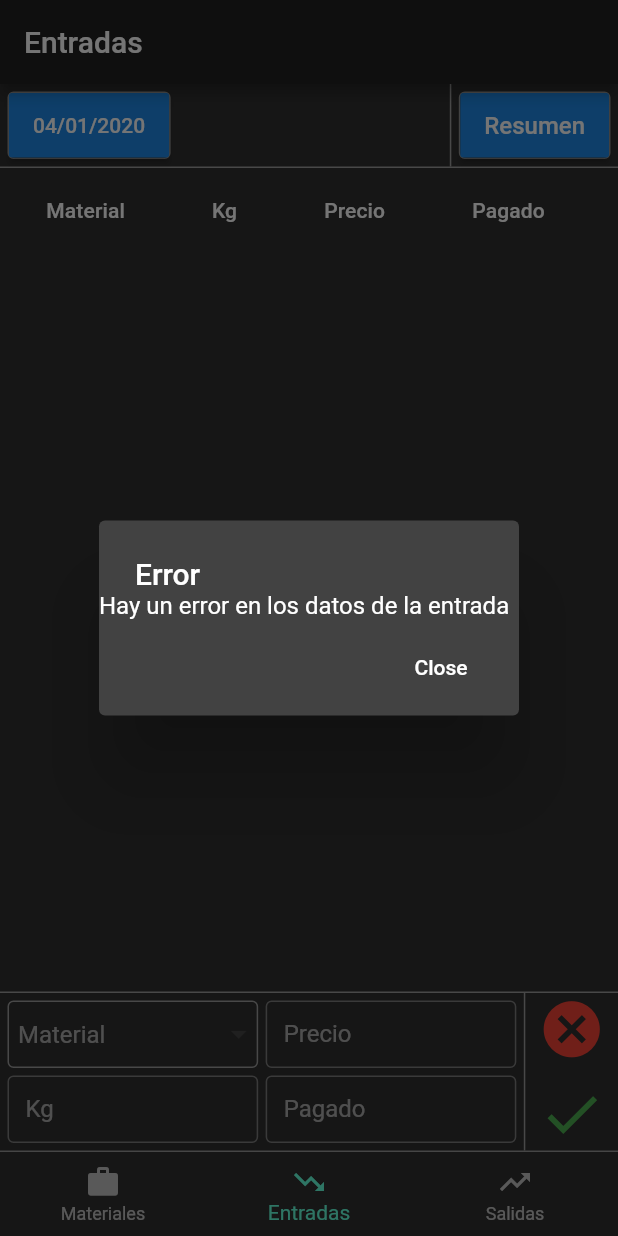
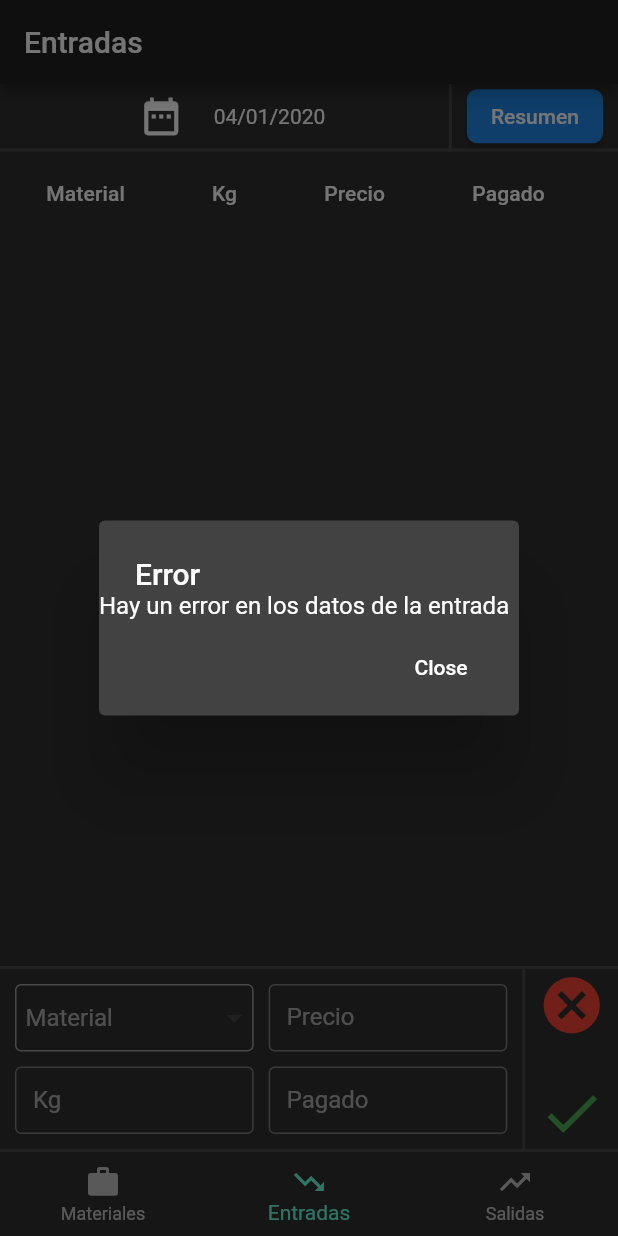
Before and after one commit to mundo2599/chatarrera_flutter, a Flutter app: the screen it shows after launch, item 2 of the bottom bar chosen, after a tap on the "check" icon, on a phone screen of 412 x 824 dp. Run offline on Flutter 3.47's test engine with Material 2 defaults, Android fonts, the phone set to English and light mode, and no system bars; our stand-ins replace cloud_firestore; missing offline and left inert: flutter_picker, tree_view; accounts and stored records are empty.

Commit message:
Se pueden ver las entradas tambien por rango Se agrego date_range_picker

```diff
--- a/lib/main.dart
+++ b/lib/main.dart
@@ -5,23 +5,25 @@ import 'package:chatarrera_flutter/tabs/salidas/salidas.dart';
 import 'package:chatarrera_flutter/tabs/materiales/materiales.dart';
 import 'package:chatarrera_flutter/tabs/entradas/entradas.dart';
 
+// TODO: Definir colores propios
+final appTheme = ThemeData.dark().copyWith();
+
 void main() {
   runApp(
     MaterialApp(
       title: "Chatarrera app",
-      home: MyHome(),
-      // TODO: Definir colores propios
-      theme: ThemeData.dark().copyWith(),
+      home: Main(),
+      theme: appTheme,
     ),
   );
 }
 
-class MyHome extends StatefulWidget {
+class Main extends StatefulWidget {
   @override
-  MyHomeState createState() => MyHomeState();
+  MainState createState() => MainState();
 }
 
-class MyHomeState extends State<MyHome> {
+class MainState extends State<Main> {
   int currentIndex = 0;
 
   final List<Widget> children = [
--- a/lib/models/Entrada.dart
+++ b/lib/models/Entrada.dart
@@ -12,7 +12,7 @@ class Entrada {
     if (kg == 0.0)
       return 0.0;
     else
-      return pagado / kg;
+      return double.parse((pagado / kg).toStringAsFixed(2));
   }
 
   Entrada({
--- a/lib/services/firestore_entradas.dart
+++ b/lib/services/firestore_entradas.dart
@@ -23,11 +23,17 @@ class FirestoreEntradas {
     DateTime fechaInicio,
     DateTime fechaFin,
   }) {
+    // se dejan solo dia mes y año
+    fechaInicio =
+        DateTime(fechaInicio.year, fechaInicio.month, fechaInicio.day);
 
-    if(fechaFin == null) {
-      fechaFin = fechaInicio.add(Duration(days: 1));
+    if (fechaFin != null)
       fechaFin = DateTime(fechaFin.year, fechaFin.month, fechaFin.day);
-    }
+    else
+      fechaFin = DateTime(fechaInicio.year, fechaInicio.month, fechaInicio.day);
+
+    // Se agrega un dia a fecha fin para hacer la query en menor que
+    fechaFin = fechaFin.add(Duration(days: 1));
 
     Query query = entradasRef;
     query = query.where(
--- a/lib/tabs/entradas/entradas.dart
+++ b/lib/tabs/entradas/entradas.dart
@@ -2,6 +2,7 @@ import 'package:chatarrera_flutter/models/Entrada.dart';
 import 'package:chatarrera_flutter/models/Material.dart';
 import 'package:chatarrera_flutter/services/firestore_entradas.dart';
 import 'package:chatarrera_flutter/tabs/entradas/tabla_entradas.dart';
+import 'package:chatarrera_flutter/utilities/date_range_picker.dart';
 import 'package:chatarrera_flutter/utilities/dialogs.dart';
 import 'package:chatarrera_flutter/utilities/decorations.dart';
 import 'package:flutter/material.dart';
@@ -35,11 +36,11 @@ class _EntradasWidgetState extends State<EntradasWidget>
 
   int count = 0;
 
-  double padding = 5.0;
+  double padding = 10.0;
   double inputHeight = 45;
-  double bordersWidth = 1.0;
+  double bordersWidth = 2;
 
-  DateTime valueDate = DateTime.now();
+  DateTime beginDate = DateTime.now(), endDate;
 
   //by default it will be null, change it to true.
   @override
@@ -72,45 +73,49 @@ class _EntradasWidgetState extends State<EntradasWidget>
 // ===============================Barra superior========================
   Widget barraArriba() {
     return Container(
+      height: inputHeight,
+      padding: EdgeInsets.symmetric(horizontal: padding),
       decoration: BoxDecoration(
         border: borderGris(bottom: true, width: bordersWidth),
       ),
       child: Row(
-        // mainAxisSize: MainAxisSize.max,
+        mainAxisAlignment: MainAxisAlignment.spaceBetween,
+        crossAxisAlignment: CrossAxisAlignment.stretch,
         children: <Widget>[
+          // Seleccionar lapso de fecha
           Expanded(
+            child: InkResponse(
+              onTap: selectDate,
               child: Container(
-              // color: Colors.blueAccent,
-              padding: EdgeInsets.all(padding),
+                height: inputHeight,
                 decoration: BoxDecoration(
                   border: borderGris(rigth: true, width: bordersWidth),
                 ),
+                margin: EdgeInsets.only(right: padding),
                 child: Row(
+                  mainAxisAlignment: MainAxisAlignment.center,
                   children: <Widget>[
-                  Container(
-                    height: inputHeight,
-                    decoration: decorationButtons(),
-                    child: RaisedButton(
-                      color: Theme.of(context).buttonColor,
-                      onPressed: selectDate,
-                      child: Text(DateFormat("dd/MM/yyyy").format(valueDate)),
+                    Icon(
+                      Icons.date_range,
+                      size: inputHeight / 1.5,
                     ),
-                  ),
-                  SizedBox(
-                    width: padding,
-                  ),
+
+                    SizedBox(width: padding * 2),
+
+                    Text(textoFecha()),
                   ],
                 ),
               ),
             ),
-          Container(
-            height: inputHeight,
-            margin: EdgeInsets.symmetric(horizontal: padding),
-            decoration: decorationButtons(),
+          ),
+          // Boton para ver resumen
+          Center(
             child: RaisedButton(
-              color: Theme.of(context).buttonColor,
+              shape: RoundedRectangleBorder(
+                borderRadius: BorderRadius.circular(7),
+              ),
               onPressed: onPressResumen,
-              child: const Text('Resumen', style: TextStyle(fontSize: 16)),
+              child: Text('Resumen'),
             ),
           ),
         ],
@@ -118,27 +123,42 @@ class _EntradasWidgetState extends State<EntradasWidget>
     );
   }
 
-  Future selectDate() async {
-    DateTime picked = await showDatePicker(
-      context: context,
-      initialDate: new DateTime.now(),
-      firstDate: new DateTime(2016),
-      lastDate: new DateTime.now().add(Duration(days: 365)),
-    );
-    if (picked != null) {
-      setState(() => valueDate = picked);
+  void selectDate() {
+    showDateRangePicker(context).then((fechas) {
+      if (fechas != null) {
+        setState(() {
+          beginDate = fechas['begin'];
+          endDate = fechas['end'];
+        });
         obtenerEntradas();
       }
+    });
+  }
+
+  String textoFecha() {
+    String textoFecha = DateFormat("dd/MM/yyyy").format(beginDate);
+    if (endDate != null)
+      textoFecha += ' - ' + DateFormat("dd/MM/yyyy").format(endDate);
+    return textoFecha;
   }
 
 // ==============================View de entradas=========================
-  List<Entrada> entradas = [];
+  List<Entrada> entradas;
   Widget listViewEntradas() {
+    // Si se estan cargando las entradas, mostrar un indicador circular de progreso
+    if (entradas == null) {
+      return Expanded(
+        child: Center(
+          child: CircularProgressIndicator(),
+        ),
+      );
+    } else {
       return Expanded(
         child: TablaEntradas(
           entradas: entradas,
         ),
       );
+    }
   }
 
 // ============================Inputs de entradas==========================
@@ -262,7 +282,7 @@ class _EntradasWidgetState extends State<EntradasWidget>
     bool error = false;
 
     Entrada entrada = Entrada();
-    entrada.fecha = valueDate;
+    entrada.fecha = beginDate;
     entrada.material = this.dropDownMaterialesKey.currentState.valorActual;
     if (entrada.material == null) error = true;
 
@@ -301,12 +321,10 @@ class _EntradasWidgetState extends State<EntradasWidget>
   }
 
   void obtenerEntradas() {
+    setState(() => entradas = null);
     FirestoreEntradas.getEntradas(
-      fechaInicio: DateTime(
-        this.valueDate.year,
-        this.valueDate.month,
-        this.valueDate.day,
-      ),
+      fechaInicio: this.beginDate,
+      fechaFin: this.endDate,
     ).then((entradas) {
       setState(() {
         this.entradas = entradas;
@@ -326,9 +344,7 @@ class _EntradasWidgetState extends State<EntradasWidget>
         builder: (context) {
           return Scaffold(
             appBar: AppBar(
-              title: Text(
-                "Resumen de " + DateFormat("dd/MM/yyyy").format(valueDate),
-              ),
+              title: Text(textoFecha()),
             ),
             body: Center(
               heightFactor: 1,
--- a/lib/utilities/decorations.dart
+++ b/lib/utilities/decorations.dart
@@ -1,3 +1,4 @@
+import 'package:chatarrera_flutter/main.dart';
 import 'package:flutter/material.dart';
 
 Border borderGris({
@@ -11,7 +12,7 @@ Border borderGris({
   if (all) left = rigth = top = bottom = true;
 
   BorderSide borderSide = BorderSide(
-    color: Colors.grey,
+    color: appTheme.dividerColor,
     width: width,
   );
 
@@ -22,8 +23,3 @@ Border borderGris({
     bottom: !bottom ? BorderSide.none : borderSide,
   );
 }
-
-BoxDecoration decorationButtons() => BoxDecoration(
-      border: Border.all(color: Colors.grey),
-      borderRadius: BorderRadius.all(Radius.circular(4.0)),
-    );
```
Also changed, not shown: lib/utilities/date_range_picker.dart (added, +95 -0 lines). Lines whose indentation alone changed are shown as unchanged.
